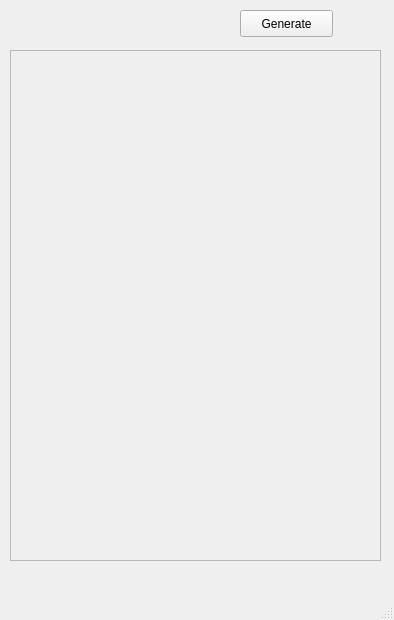
Qt form 2.0/EPR/trunk/qt/interface/ReportForm.ui (e-foto/e-foto) before a commit.
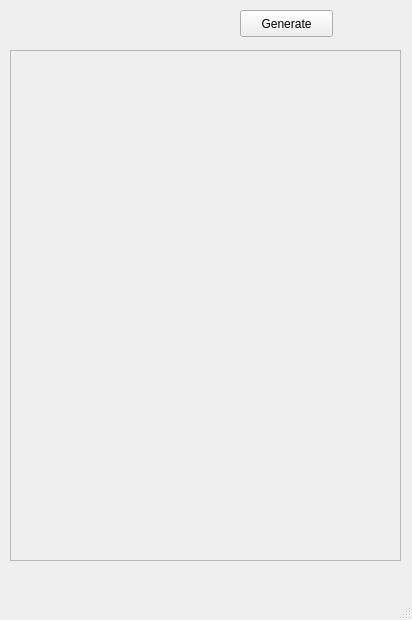
The same form after that commit.

Diff of the .ui file:
```diff
--- a/2.0/EPR/trunk/qt/interface/ReportForm.ui
+++ b/2.0/EPR/trunk/qt/interface/ReportForm.ui
@@ -6,7 +6,7 @@
    <rect>
     <x>0</x>
     <y>0</y>
-    <width>394</width>
+    <width>412</width>
     <height>620</height>
    </rect>
   </property>
@@ -19,7 +19,7 @@
      <rect>
       <x>10</x>
       <y>50</y>
-      <width>371</width>
+      <width>391</width>
       <height>511</height>
      </rect>
     </property>
```
Left out of the diff: 2 changed lines with no effect on the pictures.
